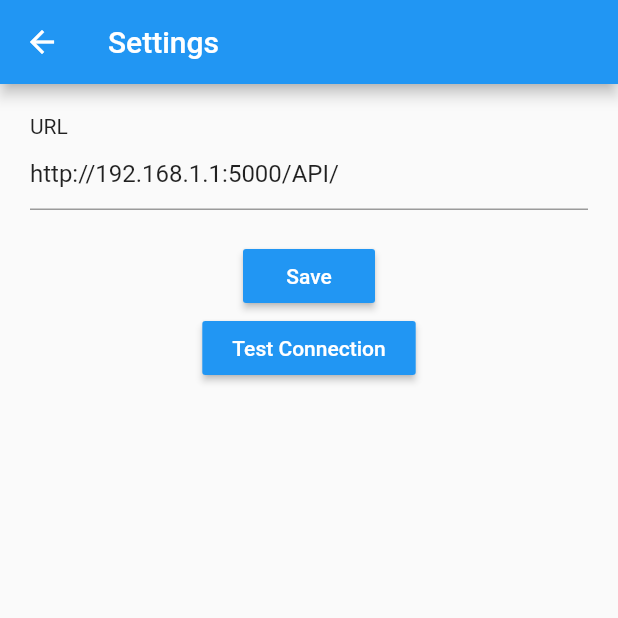
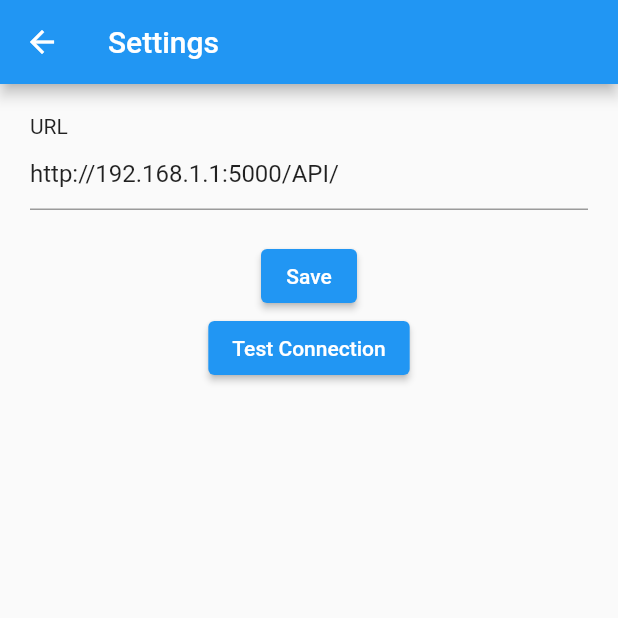
Before and after one commit to mohammedhashim44/Flutter-Flask-Login, a Flutter app: the HomeScreenBuilder screen opened directly, after a tap on the "settings" icon, on a phone screen of 412 x 824 dp, the top half of it. Run offline on Flutter 3.47's test engine with Material 2 defaults, Android fonts, the light colour scheme and no system bars; our stand-ins replace bloc, dio, flutter_bloc, get_it, shared_preferences; accounts and stored records are empty; generated files the repository leaves out were written again; network calls fail.

Commit message:
migrated to android v2

```diff
--- a/flutter_app/lib/src/repositories/network/server_error.dart
+++ b/flutter_app/lib/src/repositories/network/server_error.dart
@@ -19,19 +19,19 @@ class ServerError implements Exception {
 
   _handleError(DioError error) {
     switch (error.type) {
-      case DioErrorType.CANCEL:
+      case DioErrorType.cancel:
         _errorMessage = "Connection Canceled";
         break;
-      case DioErrorType.CONNECT_TIMEOUT:
+      case DioErrorType.connectTimeout:
         _errorMessage = "Connection Timeout";
         break;
-      case DioErrorType.RECEIVE_TIMEOUT:
+      case DioErrorType.receiveTimeout:
         _errorMessage = "Connection Timeout";
         break;
-      case DioErrorType.RESPONSE:
+      case DioErrorType.response:
         _errorMessage = "Invalid Status Code";
         break;
-      case DioErrorType.SEND_TIMEOUT:
+      case DioErrorType.sendTimeout:
         _errorMessage = "Connection Timeout";
         break;
       default:
--- a/flutter_app/lib/src/screens/home/home_screen.dart
+++ b/flutter_app/lib/src/screens/home/home_screen.dart
@@ -63,7 +63,9 @@ class _HomeScreenBuilderState extends State<HomeScreenBuilder> {
               child: Row(
                 children: [
                   Text("Log out"),
-                  SizedBox(width: 10,),
+                  SizedBox(
+                    width: 10,
+                  ),
                   Icon(Icons.exit_to_app, color: Colors.white),
                 ],
               ),
@@ -101,10 +103,8 @@ class _HomeScreenBuilderState extends State<HomeScreenBuilder> {
             error,
             style: TextStyle(color: Colors.white),
           ),
-          RaisedButton(
+          ElevatedButton(
             child: Text("Try Again"),
-            color: Colors.blue,
-            textColor: Colors.white,
             onPressed: () {
               BlocProvider.of<ProfileBloc>(context).add(LoadProfile());
             },
--- a/flutter_app/lib/src/screens/login/login_screen.dart
+++ b/flutter_app/lib/src/screens/login/login_screen.dart
@@ -139,7 +139,7 @@ class _LoginScreenBuilderState extends State<LoginScreenBuilder> {
 
   Widget _buildButton(LoginState state) {
     bool isDisabled = state is LoginLoading;
-    return RaisedButton(
+    return ElevatedButton(
       child: Text("Login"),
       onPressed: isDisabled ? null : onLoginPressed,
     );
--- a/flutter_app/lib/src/screens/register/register_screen.dart
+++ b/flutter_app/lib/src/screens/register/register_screen.dart
@@ -148,7 +148,7 @@ class _RegisterBuilderScreenState extends State<RegisterBuilderScreen> {
 
   Widget _buildButton(RegisterState state) {
     bool isDisabled = state is RegisterLoading;
-    return RaisedButton(
+    return ElevatedButton(
       child: Text("Register"),
       onPressed: isDisabled ? null : onRegisterButtonPressed,
     );
--- a/flutter_app/lib/src/screens/settings_screen.dart
+++ b/flutter_app/lib/src/screens/settings_screen.dart
@@ -64,7 +64,9 @@ class SettingsScreenState extends State<SettingsScreen> {
                   mainAxisAlignment: MainAxisAlignment.center,
                   crossAxisAlignment: CrossAxisAlignment.center,
                   children: [
-                    SizedBox(height: 20,),
+                    SizedBox(
+                      height: 20,
+                    ),
                     _buildSaveButton(),
                     _buildTestConnectionButton(),
                   ],
@@ -78,13 +80,7 @@ class SettingsScreenState extends State<SettingsScreen> {
   }
 
   Widget _buildSaveButton() {
-    return RaisedButton(
-      color: Colors.blue,
-      padding: EdgeInsets.symmetric(
-        vertical: 10,
-        horizontal: 20,
-      ),
-      textColor: Colors.white,
+    return ElevatedButton(
       child: Text(
         "Save",
       ),
@@ -93,13 +89,7 @@ class SettingsScreenState extends State<SettingsScreen> {
   }
 
   Widget _buildTestConnectionButton() {
-    return RaisedButton(
-      color: Colors.blue,
-      padding: EdgeInsets.symmetric(
-        vertical: 10,
-        horizontal: 20,
-      ),
-      textColor: Colors.white,
+    return ElevatedButton(
       child: Text(
         "Test Connection",
       ),
@@ -118,7 +108,7 @@ class SettingsScreenState extends State<SettingsScreen> {
       var apiRepo = serviceLocator.get<ApiRepository>();
       apiRepo.updateBaseUrl(url);
 
-      scaffoldKey.currentState.showSnackBar(
+      ScaffoldMessenger.of(context).showSnackBar(
         SnackBar(
           content: Text("Saved"),
         ),
```
Also changed, not shown: flutter_app/pubspec.yaml (+7 -7 lines), flutter_app/pubspec.lock, 10 other files.
